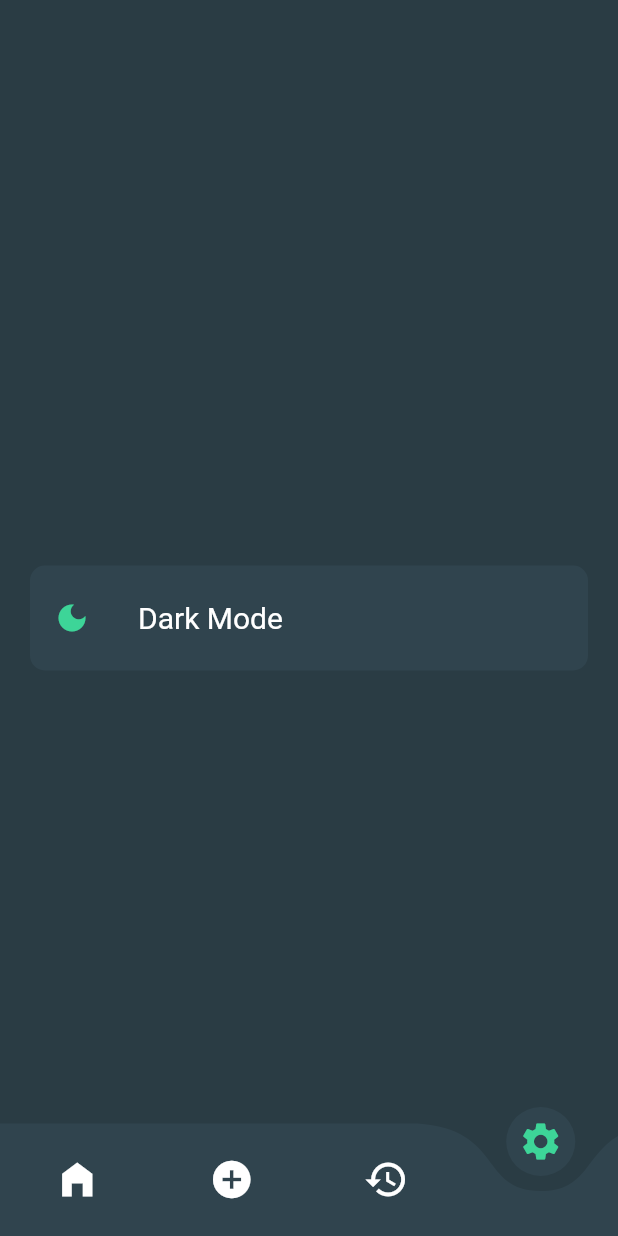
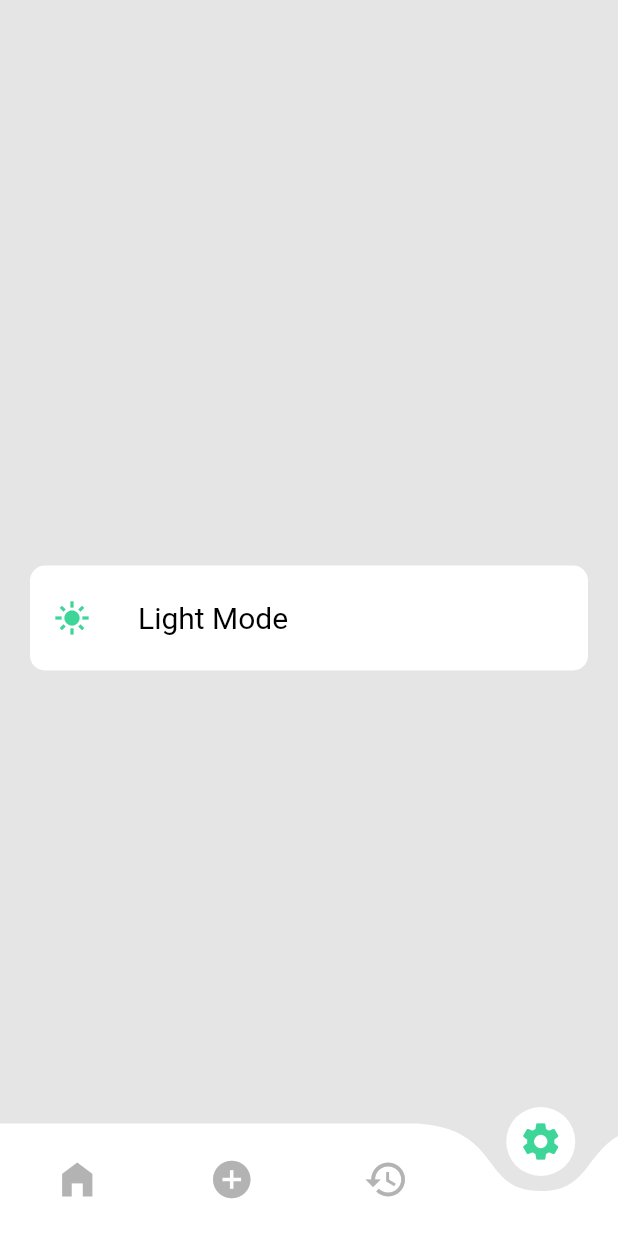
Before and after one commit to KingpinDk/Taskify, a Flutter app: the screen it shows after launch, item 4 of the bottom bar chosen, on a phone screen of 412 x 824 dp. Run offline on Flutter 3.47's test engine with Material 2 defaults, Android fonts, the light colour scheme and no system bars; drawn by our look-alikes of curved_navigation_bar.

Commit message:
light mode and dark mode settings

```diff
--- a/lib/class_theme.dart
+++ b/lib/class_theme.dart
@@ -5,10 +5,23 @@ import 'package:taskify/pages/settings.dart';
 import 'package:taskify/pages/history.dart';
 
 class MyTheme{
-  static int currTheme = 0;
+  static int currTheme = 1;
   static int currPage = 0;
+
+  //settings page Font Color
+  static List<Color> fontColor = [Colors.white,Colors.black];
+
+  //settings page options
   static List<String> themeMode = ["Dark Mode","Light Mode"];
-  static List<Color> iconColor = [Color(0xFF3DD598),Colors.white,Colors.white,Colors.white];
+  static List<Icon> modeIcon = [const Icon(Icons.dark_mode, color: Color(0xFF3DD598),), const Icon(Icons.light_mode_sharp, color: Color(0xFF3DD598),)];
+
+  //
+  static List<Color> navBtm = [const Color(0xFF30444E),Colors.white];
+  static List<Color> statPage = [const Color(0xFF2A3C44),const Color(0xFFE5E5E5)];
+
+  //Nav Bar Icon colors
+  static List<List<Color>> iconColor = [[const Color(0xFF3DD598),Colors.white,Colors.white,Colors.white],[const Color(0xFFB3B3B3),const Color(0xFFB3B3B3),const Color(0xFFB3B3B3),const Color(0xFFB3B3B3)]];
+  static List<List<Color>> initialIconColor = [[Colors.white,Colors.white,Colors.white,Colors.white],[const Color(0xFFB3B3B3),const Color(0xFFB3B3B3),const Color(0xFFB3B3B3),const Color(0xFFB3B3B3)]];
   static List<Widget> pages = const [Home(), AddTask(), History(), Settings()];
-  static List<Icon> mode = [const Icon(Icons.dark_mode, color: Color(0xFF3DD598),), const Icon(Icons.light_mode_sharp, color: Color(0xFF3DD598),)];
+
 }
--- a/lib/main.dart
+++ b/lib/main.dart
@@ -16,17 +16,17 @@ class Taskify extends StatefulWidget {
 }
 
 class _TaskifyState extends State<Taskify> {
+
+
   @override
-  void initState() {
-    // TODO: implement initState
-    super.initState();
-    //BOTTOM < o = AND TOP STATUS BAR
-    SystemUiOverlayStyle sOverlay = const SystemUiOverlayStyle(
+  Widget build(BuildContext context) {
+
+    SystemUiOverlayStyle sOverlay = SystemUiOverlayStyle(
+      statusBarColor: MyTheme.statPage[MyTheme.currTheme],
       statusBarBrightness: Brightness.light,
-      statusBarColor: Color(0xFF2A3C44),
       statusBarIconBrightness: Brightness.light,
 
-      systemNavigationBarColor: Color(0xFF30444E),
+      systemNavigationBarColor: MyTheme.navBtm[MyTheme.currTheme],
       systemNavigationBarIconBrightness: Brightness.light,
       systemNavigationBarDividerColor: Colors.transparent,
 
@@ -34,12 +34,6 @@ class _TaskifyState extends State<Taskify> {
       systemNavigationBarContrastEnforced: false,
     );
     SystemChrome.setSystemUIOverlayStyle(sOverlay);
-  }
-  // List<Color> iconColor = [Color(0xFF3DD598),Colors.white,Colors.white,Colors.white];
-  // List<Widget> pages = const [Home(), AddTask(), History(), Settings()];
-  // int currPage = 0;
-  @override
-  Widget build(BuildContext context) {
 
     return MaterialApp(
       debugShowCheckedModeBanner: false,
@@ -48,21 +42,17 @@ class _TaskifyState extends State<Taskify> {
         extendBody: true,
         extendBodyBehindAppBar: true,
         bottomNavigationBar: CurvedNavigationBar(
-            color: Color(0xFF30444E),
-            backgroundColor: Color(0xFF2A3C44),
-            animationDuration: Duration(milliseconds: 500),
+            color: MyTheme.navBtm[MyTheme.currTheme],
+            backgroundColor: MyTheme.statPage[MyTheme.currTheme],
+            animationDuration: const Duration(milliseconds: 500),
             onTap:(index){
-              setState(() {
-                MyTheme.iconColor.setAll(0, [Colors.white,Colors.white,Colors.white,Colors.white]);
-                MyTheme.iconColor[index] = Color(0xFF3DD598);
-                MyTheme.currPage = index;
-              });
+              changePage(index);
             },
             items: [
-              Icon(Icons.home_filled, color: MyTheme.iconColor[0], size: 30.0,),
-              Icon(Icons.add_circle, color: MyTheme.iconColor[1], size: 30.0,),
-              Icon(Icons.history_sharp, color: MyTheme.iconColor[2], size: 30.0,),
-              Icon(Icons.settings, color: MyTheme.iconColor[3], size: 30.0,)
+              Icon(Icons.home_filled, color: MyTheme.iconColor[MyTheme.currTheme][0], size: 30.0,),
+              Icon(Icons.add_circle, color: MyTheme.iconColor[MyTheme.currTheme][1], size: 30.0,),
+              Icon(Icons.history_sharp, color: MyTheme.iconColor[MyTheme.currTheme][2], size: 30.0,),
+              Icon(Icons.settings, color: MyTheme.iconColor[MyTheme.currTheme][3], size: 30.0,)
             ]
 
         ),
@@ -70,5 +60,11 @@ class _TaskifyState extends State<Taskify> {
       ),
     );
   }
-
+  changePage(int index){
+    setState(() {
+      MyTheme.iconColor[MyTheme.currTheme].setAll(0, MyTheme.initialIconColor[MyTheme.currTheme]);
+      MyTheme.iconColor[MyTheme.currTheme][index] = const Color(0xFF3DD598);
+      MyTheme.currPage = index;
+    });
+  }
 }
--- a/lib/pages/add_task.dart
+++ b/lib/pages/add_task.dart
@@ -1,5 +1,6 @@
 import 'package:flutter/cupertino.dart';
 import 'package:flutter/material.dart';
+import 'package:taskify/class_theme.dart';
 
 class AddTask extends StatefulWidget {
   const AddTask({super.key});
@@ -12,7 +13,7 @@ class _AddTaskState extends State<AddTask> {
   @override
   Widget build(BuildContext context) {
     return Scaffold(
-      backgroundColor: Color(0xFF2A3C44),
+      backgroundColor: MyTheme.statPage[MyTheme.currTheme],
       body: Center(
         child: Text("Add Task"),
       ),
--- a/lib/pages/history.dart
+++ b/lib/pages/history.dart
@@ -1,5 +1,7 @@
 import 'package:flutter/cupertino.dart';
 import 'package:flutter/material.dart';
+
+import '../class_theme.dart';
 
 class History extends StatefulWidget {
   const History({super.key});
@@ -12,7 +14,7 @@ class _HistoryState extends State<History> {
   @override
   Widget build(BuildContext context) {
     return Scaffold(
-      backgroundColor: Color(0xFF2A3C44),
+      backgroundColor: MyTheme.statPage[MyTheme.currTheme],
       body: Center(
         child:Text("History")
       ),
--- a/lib/pages/home.dart
+++ b/lib/pages/home.dart
@@ -1,5 +1,7 @@
 import 'package:flutter/cupertino.dart';
 import 'package:flutter/material.dart';
+
+import '../class_theme.dart';
 
 class Home extends StatefulWidget {
   const Home({super.key});
@@ -12,7 +14,7 @@ class _HomeState extends State<Home> {
   @override
   Widget build(BuildContext context) {
     return Scaffold(
-        backgroundColor: Color(0xFF2A3C44),
+        backgroundColor: MyTheme.statPage[MyTheme.currTheme],
       body: Center(child: Text("Home Page"))
     );
   }
--- a/lib/pages/settings.dart
+++ b/lib/pages/settings.dart
@@ -13,7 +13,7 @@ class _SettingsState extends State<Settings> {
   @override
   Widget build(BuildContext context) {
     return Scaffold(
-      backgroundColor: Color(0xFF2A3C44),
+      backgroundColor: MyTheme.statPage[MyTheme.currTheme],
       body: Center(
         child:Column(
           mainAxisAlignment: MainAxisAlignment.center,
@@ -22,18 +22,19 @@ class _SettingsState extends State<Settings> {
             Container(
               height: 70,
               decoration: BoxDecoration(
-                color: Color(0xFF30444E),
-                borderRadius: BorderRadius.all(Radius.circular(10.0)),
+                color: MyTheme.navBtm[MyTheme.currTheme],
+                borderRadius: const BorderRadius.all(Radius.circular(10.0)),
                 shape: BoxShape.rectangle
               ),
               margin: const EdgeInsets.only(left: 20.0, right: 20.0),
               child: Center(
                 child: ListTile(
-                  leading: MyTheme.mode[MyTheme.currTheme],
+                  leading: MyTheme.modeIcon[MyTheme.currTheme],
                   title: Text(MyTheme.themeMode[MyTheme.currTheme]),
                   onTap: changeTheme,
                   titleTextStyle: TextStyle(
-                      fontSize: 20.0
+                      fontSize: 20.0,
+                    color: MyTheme.fontColor[MyTheme.currTheme]
                   ),
 
                 ),
@@ -53,5 +54,6 @@ class _SettingsState extends State<Settings> {
         MyTheme.currTheme = 0;
       }
     });
+    ScaffoldMessenger.of(context).showSnackBar(const SnackBar(content: Text("Move to Next Page"), duration: Duration(milliseconds: 300),));
   }
 }
```
